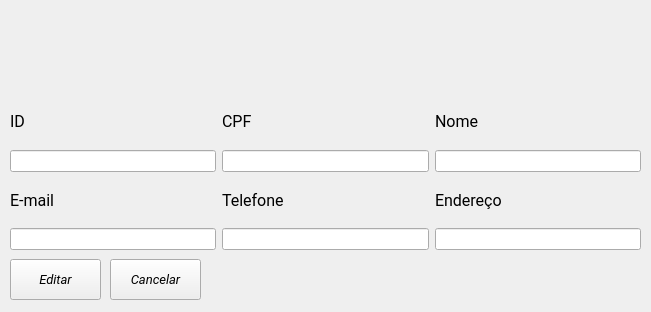
Above: Prototipo HostInn/Telas/tela_editar.ui from EndrewFerreira/HOSTIIN before the change. Below: the same form after it.
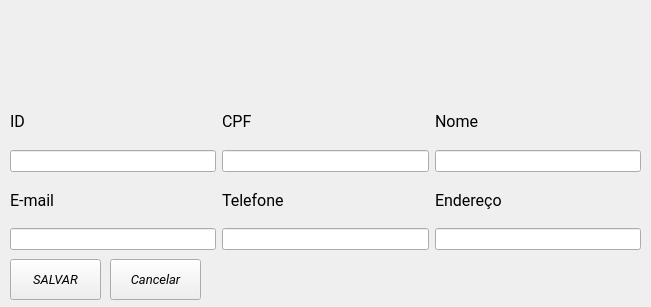
That is the form after the change.

The edit to the form file:
```diff
--- a/Prototipo HostInn/Telas/tela_editar.ui
+++ b/Prototipo HostInn/Telas/tela_editar.ui
@@ -7,7 +7,7 @@
     <x>0</x>
     <y>0</y>
     <width>651</width>
-    <height>312</height>
+    <height>307</height>
    </rect>
   </property>
   <property name="windowTitle">
@@ -170,7 +170,7 @@
        </font>
       </property>
       <property name="text">
-       <string>Editar</string>
+       <string>SALVAR</string>
       </property>
      </widget>
      <widget class="QPushButton" name="cancelButton">
```
Left out of the diff: 8 changed lines with no effect on the pictures.
